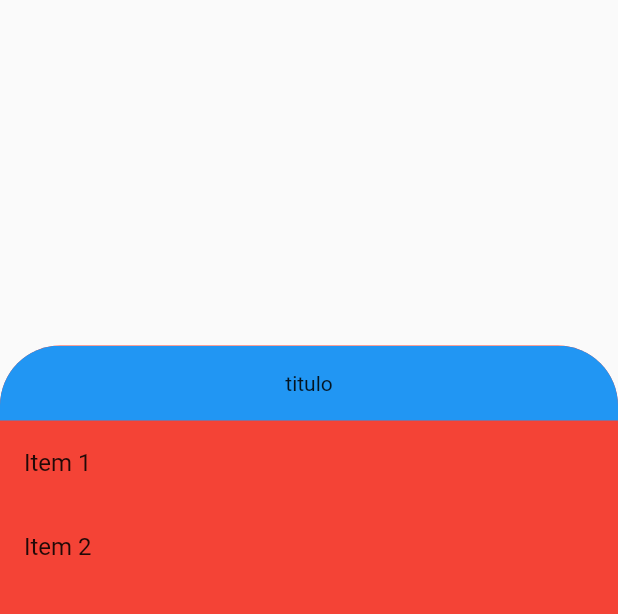
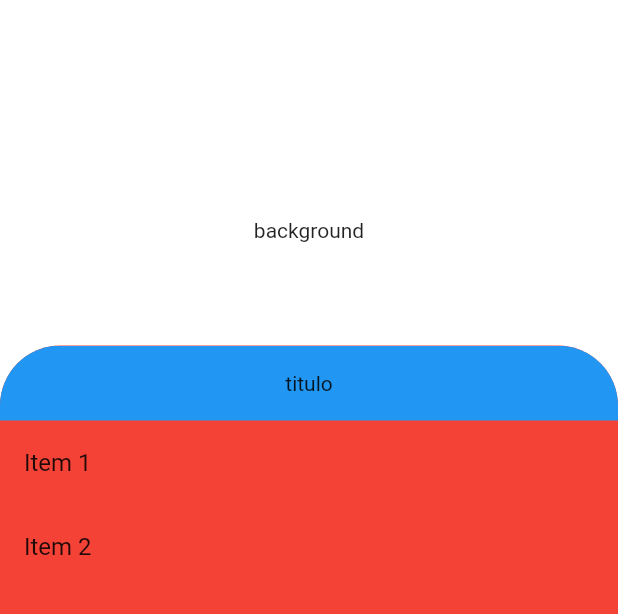
Before and after one commit to isaacRevan24/simple_flutter, a Flutter app: the IndividualProject screen opened directly, on a phone screen of 412 x 824 dp, the part 84-698 px from its top. Run offline on Flutter 3.47's test engine with Material 2 defaults, Android fonts, the phone set to English and light mode, and no system bars; our stand-ins replace page_transition, percent_indicator, persistent_bottom_nav_bar; statements that could not run were skipped.

Commit message:
added background to individual project

```diff
--- a/lib/presentation/pages/individual_project/local_widgets/project_info.dart
+++ b/lib/presentation/pages/individual_project/local_widgets/project_info.dart
@@ -1,5 +1,6 @@
 import 'package:flutter/material.dart';
 import 'project_levels_layout.dart';
+import 'project_info_background.dart';
 
 class ProjectInfo extends StatelessWidget {
   const ProjectInfo({
@@ -8,6 +9,11 @@ class ProjectInfo extends StatelessWidget {
 
   @override
   Widget build(BuildContext context) {
-    return ProjectLevelsLayout();
+    return Stack(
+      children: <Widget>[
+        ProjectInfoBackground(),
+        ProjectLevelsLayout(),
+      ],
+    );
   }
 }
--- /dev/null
+++ b/lib/presentation/pages/individual_project/local_widgets/project_info_background.dart
@@ -0,0 +1,16 @@
+import 'package:flutter/material.dart';
+
+class ProjectInfoBackground extends StatelessWidget {
+  @override
+  Widget build(BuildContext context) {
+    return FractionallySizedBox(
+      heightFactor: 0.4,
+      child: Container(
+        color: Colors.white,
+        child: Center(
+          child: Text('background'),
+        ),
+      ),
+    );
+  }
+}
```
